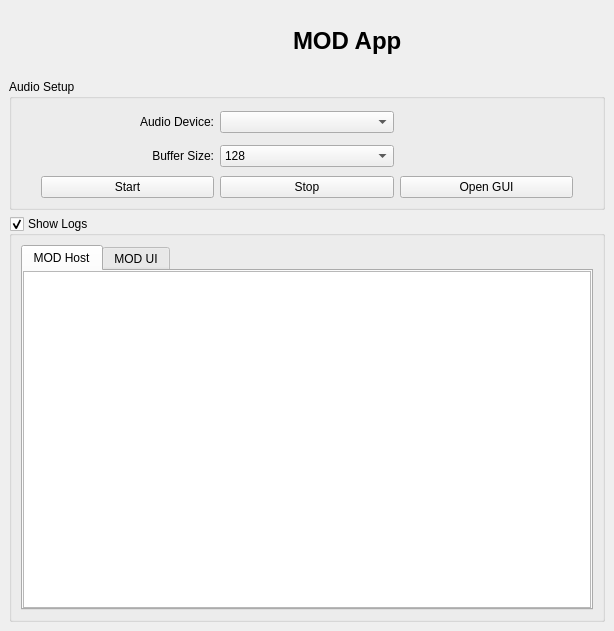
The window that systray/mod-app.ui (mod-audio/mod-desktop) describes before a commit, drawn with Qt 5.
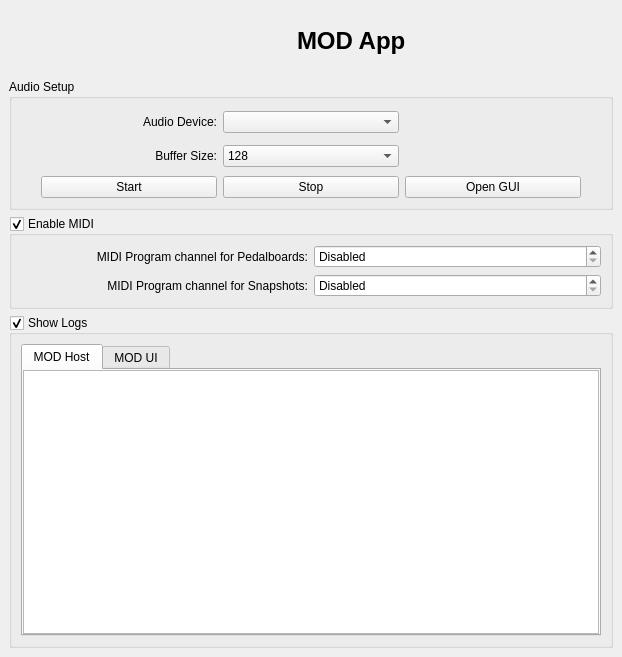
The same window after the commit. Icons and pictures are not drawn.

Diff of the .ui file:
```diff
--- a/systray/mod-app.ui
+++ b/systray/mod-app.ui
@@ -6,8 +6,8 @@
    <rect>
     <x>0</x>
     <y>0</y>
-    <width>614</width>
-    <height>631</height>
+    <width>622</width>
+    <height>657</height>
    </rect>
   </property>
   <property name="windowTitle">
@@ -308,6 +308,58 @@
       </layout>
      </widget>
     </item>
+    <item>
+     <widget class="QGroupBox" name="gb_midi">
+      <property name="title">
+       <string>Enable MIDI</string>
+      </property>
+      <property name="checkable">
+       <bool>true</bool>
+      </property>
+      <layout class="QGridLayout" name="gridLayout_2">
+       <item row="0" column="1">
+        <widget class="QSpinBox" name="sp_midi_pb">
+         <property name="specialValueText">
+          <string>Disabled</string>
+         </property>
+         <property name="maximum">
+          <number>16</number>
+         </property>
+        </widget>
+       </item>
+       <item row="0" column="0">
+        <widget class="QLabel" name="label_3">
+         <property name="text">
+          <string>MIDI Program channel for Pedalboards:</string>
+         </property>
+         <property name="alignment">
+          <set>Qt::AlignRight|Qt::AlignTrailing|Qt::AlignVCenter</set>
+         </property>
+        </widget>
+       </item>
+       <item row="1" column="0">
+        <widget class="QLabel" name="label_4">
+         <property name="text">
+          <string>MIDI Program channel for Snapshots:</string>
+         </property>
+         <property name="alignment">
+          <set>Qt::AlignRight|Qt::AlignTrailing|Qt::AlignVCenter</set>
+         </property>
+        </widget>
+       </item>
+       <item row="1" column="1">
+        <widget class="QSpinBox" name="sp_midi_ss">
+         <property name="specialValueText">
+          <string>Disabled</string>
+         </property>
+         <property name="maximum">
+          <number>16</number>
+         </property>
+        </widget>
+       </item>
+      </layout>
+     </widget>
+    </item>
     <item>
      <widget class="QGroupBox" name="gb_logs">
       <property name="title">
```
Left out of the diff: 2 changed lines with no effect on the pictures.
